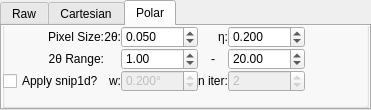
The window that hexrd/ui/resources/ui/image_mode_widget.ui (HEXRD/hexrdgui) describes before a commit, drawn with Qt 5.
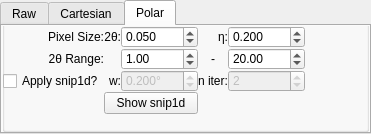
The same window after the commit. The open tabs and pages were chosen to show the change.

Commit message:
Added button to display polar snip1d image
Added a button in the polar tab of the image mode widget to show
the snip1d image. When pressed, a window pops up with the snip1d
image. This image uses the same color map settings as the main
canvas.

Patch:
```diff
--- a/hexrd/ui/resources/ui/image_mode_widget.ui
+++ b/hexrd/ui/resources/ui/image_mode_widget.ui
@@ -7,7 +7,7 @@
     <x>0</x>
     <y>0</y>
     <width>371</width>
-    <height>110</height>
+    <height>134</height>
    </rect>
   </property>
   <layout class="QGridLayout" name="gridLayout_4">
@@ -491,6 +491,13 @@
                 </property>
                </widget>
               </item>
+              <item row="3" column="1" colspan="2">
+               <widget class="QPushButton" name="polar_show_snip1d">
+                <property name="text">
+                 <string>Show snip1d</string>
+                </property>
+               </widget>
+              </item>
              </layout>
             </item>
             <item>
```
The commit also changes 4 other files.
